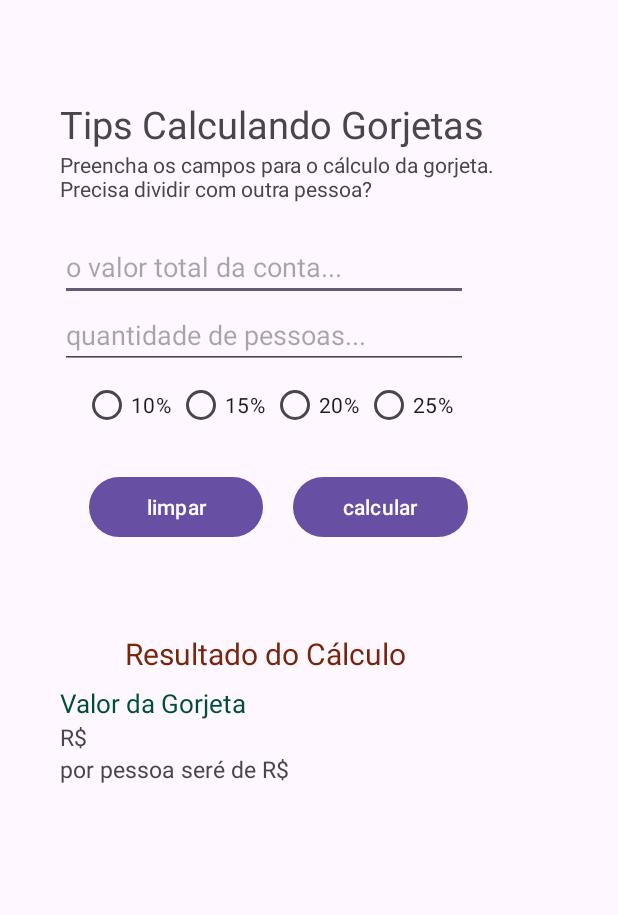
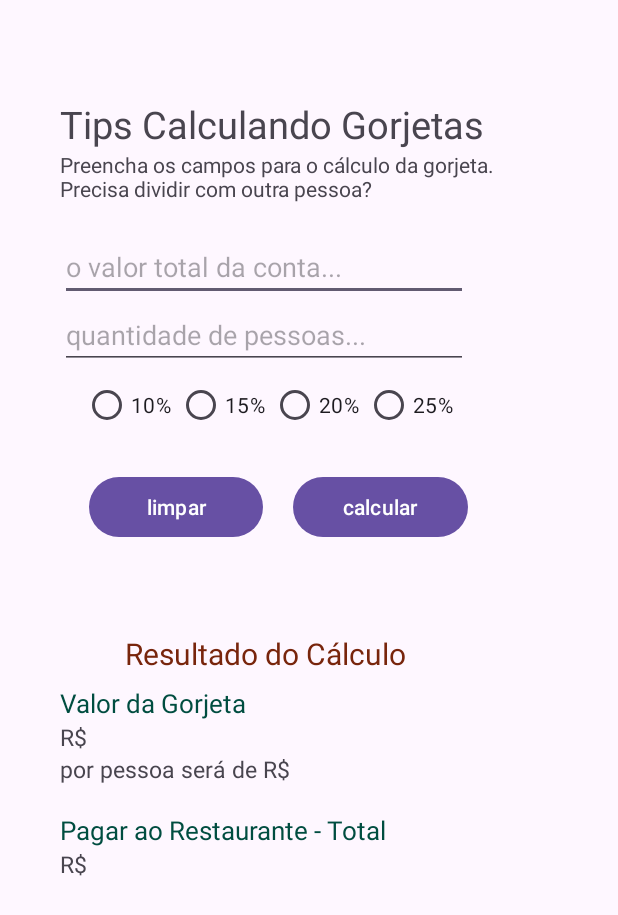
Before and after one commit to maumauriciog/appGorjeta, an Android app: the layout activity_main.xml on its own in the app's theme, with its tools: preview values and no code run, on a phone screen of 412 x 824 dp. Shown: the top 915 px of the screen. Run offline under Robolectric (Android 15) with nearby library versions, the phone set to English and light mode, and no system bars.

Commit message:
Screen v4

```diff
--- a/app/src/main/java/com/example/appgorjeta/MainActivity.kt
+++ b/app/src/main/java/com/example/appgorjeta/MainActivity.kt
@@ -9,6 +9,7 @@ import com.example.appgorjeta.databinding.ActivityMainBinding
 
 class MainActivity : AppCompatActivity() {
     private lateinit var oct: ActivityMainBinding
+
     @SuppressLint("SetTextI18n")
     override fun onCreate(savedInstanceState: Bundle?) {
         super.onCreate(savedInstanceState)
@@ -32,7 +33,7 @@ class MainActivity : AppCompatActivity() {
             }
         }
         oct.rbVinteCinco.setOnCheckedChangeListener { _, isChecked ->
-            if(isChecked){
+            if (isChecked) {
                 pcr = 25
             }
         }
@@ -48,10 +49,11 @@ class MainActivity : AppCompatActivity() {
                 val gorjeta: Float = (tValor * pcr) / 100
                 val tPpessoa: Float = gorjeta / qPessoa
                 val pctPpessoa: Int = pcr / qPessoa
-
+                val TotPayRestaurant: Float = tValor + gorjeta
 
                 oct.txtTotal.text = "R$ $gorjeta"
-                oct.txtPpessoa.text = "por pessoa, o valor de R$ $tPpessoa" + " que seria $pctPpessoa%"
+                oct.txtPpessoa.text = "por pessoa, será de R$ $tPpessoa" + " ou de $pctPpessoa%"
+                oct.txtTotPayRest.text = "R$ $TotPayRestaurant"
 
             } else {
                 Toast.makeText(this, "necessário preencher os campos", Toast.LENGTH_LONG).show()
@@ -65,6 +67,7 @@ class MainActivity : AppCompatActivity() {
 
             oct.txtTotal.text = "R$"
             oct.txtPpessoa.text = "por pessoa será de R$"
+            oct.txtTotPayRest.text = "R$"
 
             oct.rbDez.isChecked = false
             oct.rbQuinze.isChecked = false
--- a/app/src/main/res/layout/activity_main.xml
+++ b/app/src/main/res/layout/activity_main.xml
@@ -163,10 +163,35 @@
         android:id="@+id/txtPpessoa"
         android:layout_width="wrap_content"
         android:layout_height="wrap_content"
-        android:text="por pessoa seré de R$"
+        android:text="por pessoa será de R$"
         android:textSize="15dp"
         app:layout_constraintStart_toStartOf="@+id/txtTotal"
         app:layout_constraintTop_toBottomOf="@+id/txtTotal"
         tools:ignore="HardcodedText,SpUsage" />
 
+    <TextView
+        android:id="@+id/txtTextoPayRest"
+        android:layout_width="wrap_content"
+        android:layout_height="wrap_content"
+        android:text="Pagar ao Restaurante - Total"
+        android:textSize="17dp"
+        android:layout_marginTop="18dp"
+        android:layout_marginStart="40dp"
+        android:textColor="#004D40"
+        app:layout_constraintStart_toStartOf="parent"
+        app:layout_constraintTop_toBottomOf="@+id/txtPpessoa"
+        tools:ignore="HardcodedText,SpUsage" />
+
+    <TextView
+        android:id="@+id/txtTotPayRest"
+        android:layout_width="wrap_content"
+        android:layout_height="wrap_content"
+        android:text="R$"
+        android:maxLength="9"
+        android:textSize="15dp"
+        android:layout_marginStart="40dp"
+        app:layout_constraintStart_toStartOf="parent"
+        app:layout_constraintTop_toBottomOf="@+id/txtTextoPayRest"
+        tools:ignore="HardcodedText,SpUsage" />
+
 </androidx.constraintlayout.widget.ConstraintLayout>
```
